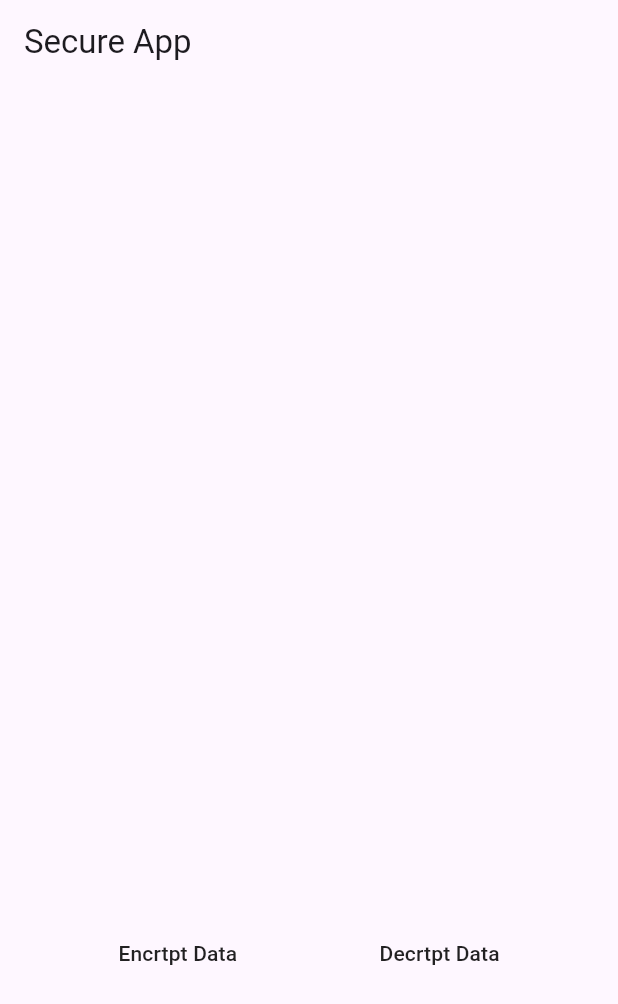
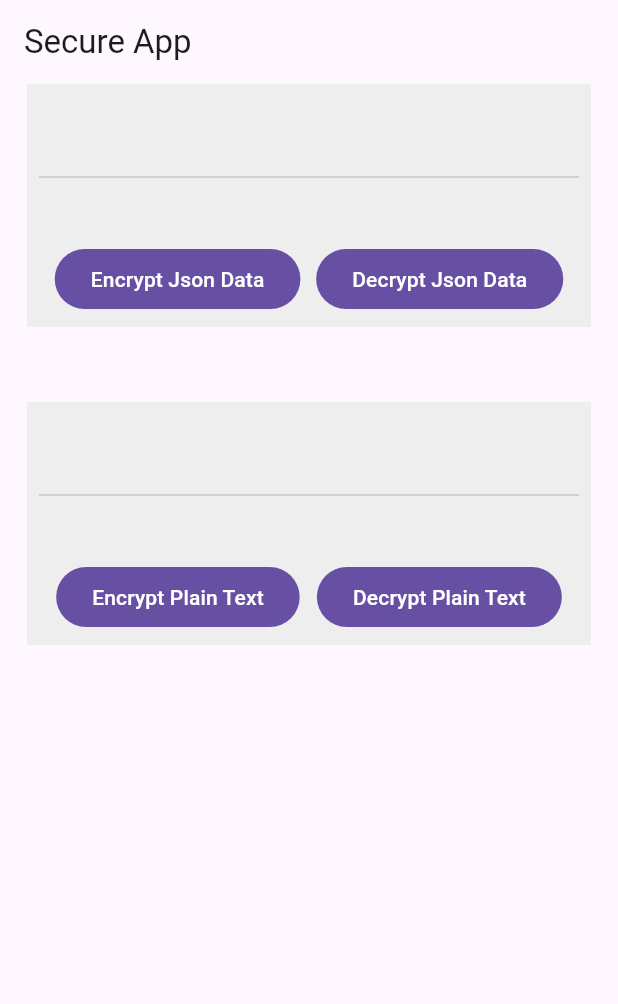
Before and after one commit to Dev-Devarsh/flutter_encryption_decryptions, a Flutter app: the screen it shows after launch, on a phone screen of 412 x 824 dp. Shown: the top 1004 px of the screen. Run offline on Flutter 3.47's test engine with Material 3 defaults, Android fonts, the phone set to English and light mode, and no system bars; our stand-ins replace plugin_platform_interface.

```diff
--- a/example/lib/main.dart
+++ b/example/lib/main.dart
@@ -14,23 +14,26 @@ class MyApp extends StatefulWidget {
 
 class _MyAppState extends State<MyApp> {
   final String enctyptDectyptkey = "hnbTojntU7u";
-
+  final EncryptionDecryptions _encryptionDecryptions = EncryptionDecryptions();
   final Map<String, dynamic> mockData = {
     "name": "John",
     "surname": "Doe",
     "age": 22,
     "hobies": ["Swimming", "football"]
   };
+  final String mockPlain = "I am dev";
+
+  String encryptedPlainText = "", displayPlaint = "";
 
   _encryptData({required String key, required String data}) async {
-    return await EncryptionDecryptions().encrypt(data: data, key: key) ?? "";
+    return await _encryptionDecryptions.encrypt(data: data, key: key) ?? "";
   }
 
   _decryptData({required String key, required String data}) async {
-    return await EncryptionDecryptions().decrypt(data: data, key: key) ?? "";
+    return await _encryptionDecryptions.decrypt(data: data, key: key) ?? "";
   }
 
-  String encryptedData = "", displayData = "";
+  String encryptedJsonData = "", displayJsonData = "";
 
   @override
   Widget build(BuildContext context) {
@@ -40,42 +43,103 @@ class _MyAppState extends State<MyApp> {
         appBar: AppBar(
           title: const Text('Secure App'),
         ),
-        body: Column(
-          mainAxisAlignment: MainAxisAlignment.spaceEvenly,
+        body: SingleChildScrollView(
+          child: Padding(
+            padding: const EdgeInsets.symmetric(horizontal: 18),
+            child: Column(
+              mainAxisAlignment: MainAxisAlignment.start,
+              crossAxisAlignment: CrossAxisAlignment.center,
+              children: [
+                Container(
+                  padding: const EdgeInsets.all(8),
+                  color: Colors.grey[200]!,
+                  child: Column(
+                    mainAxisAlignment: MainAxisAlignment.start,
                     crossAxisAlignment: CrossAxisAlignment.center,
                     children: [
                       Text(
-              encryptedData,
-              style: const TextStyle(fontSize: 22, fontWeight: FontWeight.w600),
+                        encryptedJsonData,
+                        style: const TextStyle(fontSize: 18, fontWeight: FontWeight.w500),
                       ),
+                      const SizedBox(height: 20),
+                      const Divider(),
                       Text(
-              displayData,
-              style: const TextStyle(fontSize: 22, fontWeight: FontWeight.w600),
+                        displayJsonData,
+                        style: const TextStyle(fontSize: 18, fontWeight: FontWeight.w600),
                       ),
+                      const SizedBox(height: 10),
                       Row(
                         mainAxisAlignment: MainAxisAlignment.spaceEvenly,
                         crossAxisAlignment: CrossAxisAlignment.center,
                         children: [
-                MaterialButton(
+                          FilledButton(
                             onPressed: () async {
                               /// Encode your data into with [jsonEncode] before encrpting it
-                    encryptedData = await _encryptData(key: enctyptDectyptkey, data: jsonEncode(mockData));
+                              encryptedJsonData = await _encryptData(key: enctyptDectyptkey, data: jsonEncode(mockData));
                               setState(() {});
                             },
-                  child: const Text('Encrtpt Data'),
+                            child: const Text('Encrypt Json Data'),
                           ),
-                MaterialButton(
+                          FilledButton(
                             onPressed: () async {
-                    displayData = await _decryptData(key: enctyptDectyptkey, data: encryptedData);
+                              displayJsonData = await _decryptData(key: enctyptDectyptkey, data: encryptedJsonData);
                               setState(() {});
                             },
-                  child: const Text('Decrtpt Data'),
+                            child: const Text('Decrypt Json Data'),
                           ),
                         ],
                       )
                     ],
                   ),
                 ),
+                const SizedBox(height: 50),
+                Container(
+                  padding: const EdgeInsets.all(8),
+                  color: Colors.grey[200]!,
+                  child: Column(
+                    mainAxisAlignment: MainAxisAlignment.start,
+                    crossAxisAlignment: CrossAxisAlignment.center,
+                    children: [
+                      Text(
+                        encryptedPlainText,
+                        style: const TextStyle(fontSize: 18, fontWeight: FontWeight.w500),
+                      ),
+                      const SizedBox(height: 20),
+                      const Divider(),
+                      Text(
+                        displayPlaint,
+                        style: const TextStyle(fontSize: 18, fontWeight: FontWeight.w600),
+                      ),
+                      const SizedBox(height: 10),
+                      Row(
+                        mainAxisAlignment: MainAxisAlignment.spaceEvenly,
+                        crossAxisAlignment: CrossAxisAlignment.center,
+                        children: [
+                          FilledButton(
+                            onPressed: () async {
+                              /// Encypt plain text
+                              encryptedPlainText = await _encryptData(key: enctyptDectyptkey, data: mockPlain);
+                              setState(() {});
+                            },
+                            child: const Text('Encrypt Plain Text'),
+                          ),
+                          FilledButton(
+                            onPressed: () async {
+                              displayPlaint = await _decryptData(key: enctyptDectyptkey, data: encryptedPlainText);
+                              setState(() {});
+                            },
+                            child: const Text('Decrypt Plain Text'),
+                          ),
+                        ],
+                      )
+                    ],
+                  ),
+                )
+              ],
+            ),
+          ),
+        ),
+      ),
     );
   }
 }
--- a/pubspec.yaml
+++ b/pubspec.yaml
@@ -1,6 +1,6 @@
 name: encryption_decryptions
 description: A powerfull plugin to encrypt and decrypt api responses and requests
-version: 1.0.4
+version: 1.0.5
 homepage: https://github.com/Dev-Devarsh/flutter_encryption_decryptions
 
 environment:
```
Also changed, not shown: example/pubspec.lock, 10 other files. Lines whose indentation alone changed are shown as unchanged.
